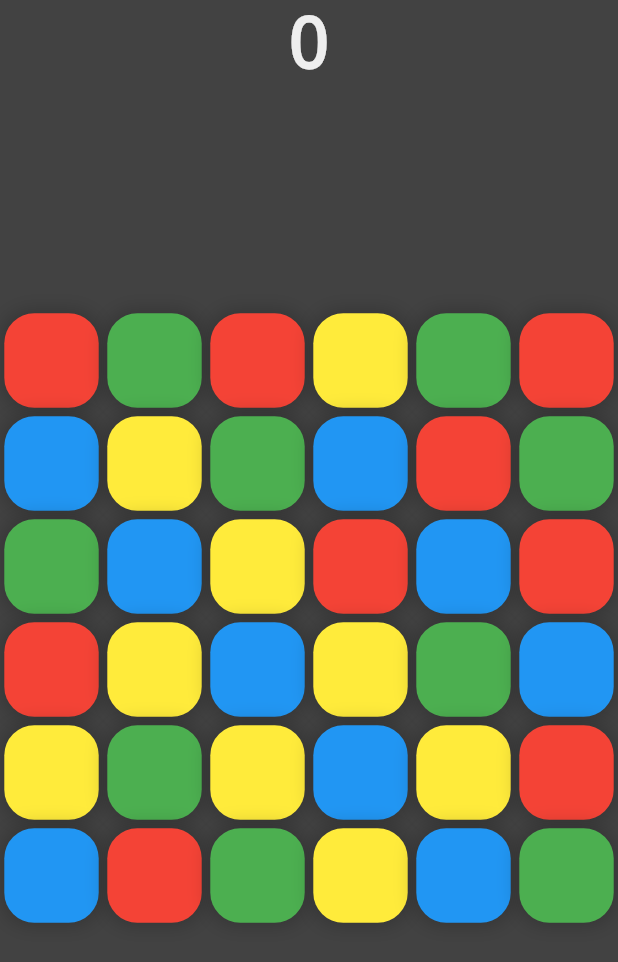
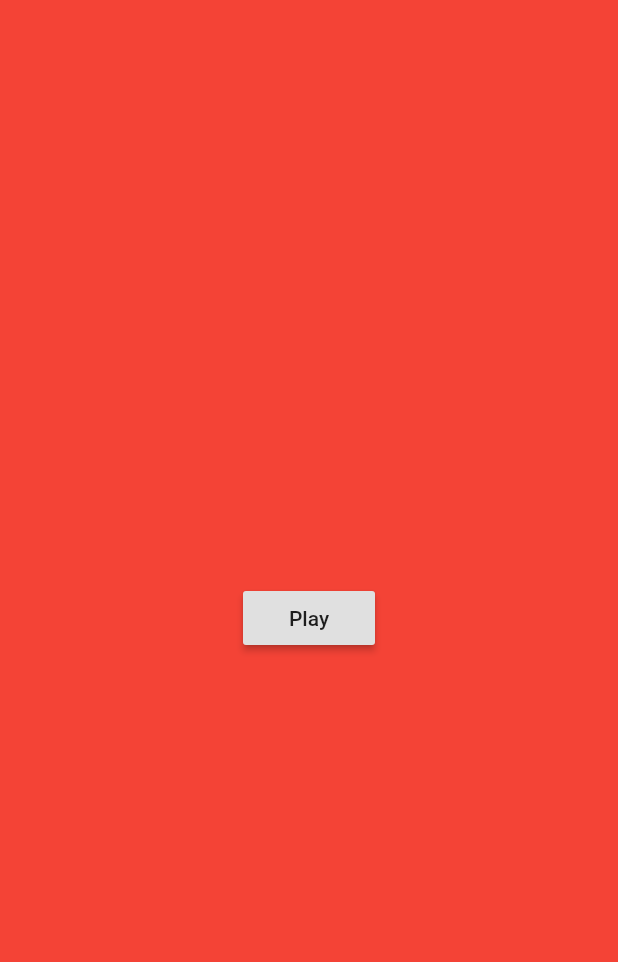
Before and after one commit to AlabasterAxe/color_game, a Flutter app: the screen it shows after launch, on a phone screen of 412 x 824 dp. Shown: the top 962 px of the screen. Run offline on Flutter 3.47's test engine with Material 2 defaults, Android fonts, the phone set to English and light mode, and no system bars.

```diff
--- a/lib/game.dart
+++ b/lib/game/game-board.dart
@@ -1,14 +1,14 @@
 import 'dart:async';
 import 'dart:math';
 
-import 'package:color_game/game-box-widget.dart';
 import 'package:flutter/material.dart';
 import 'package:flutter/widgets.dart';
 
-import 'constants.dart';
+import '../constants.dart';
+import '../model.dart';
+import '../view-transform.dart';
+import 'game-box-widget.dart';
 import 'generate-game-boxes.dart';
-import 'model.dart';
-import 'view-transform.dart';
 
 enum GameEventType {
   RUN,
@@ -27,16 +27,16 @@ class GameEvent {
   dynamic metadata;
 }
 
-class GameWidget extends StatefulWidget {
+class GameBoardWidget extends StatefulWidget {
   final ColorGameConfig config;
   final Function(GameEvent) onGameEvent;
-  GameWidget({Key key, this.config, this.onGameEvent}) : super(key: key);
+  GameBoardWidget({Key key, this.config, this.onGameEvent}) : super(key: key);
 
   @override
-  _GameWidgetState createState() => _GameWidgetState();
+  _GameBoardWidgetState createState() => _GameBoardWidgetState();
 }
 
-class _GameWidgetState extends State<GameWidget> {
+class _GameBoardWidgetState extends State<GameBoardWidget> {
   Offset tapStartLoc;
   Offset tapUpdateLoc;
   GameBox tappedBox;
--- a/lib/game-box-widget.dart
+++ b/lib/game/game-box-widget.dart
@@ -3,7 +3,7 @@ import 'package:color_game/view-transform.dart';
 import 'package:flutter/material.dart';
 import 'package:flutter/widgets.dart';
 
-import 'constants.dart';
+import '../constants.dart';
 
 class GameBoxWidget extends StatefulWidget {
   final GameBox box;
--- a/lib/generate-game-boxes.dart
+++ b/lib/game/generate-game-boxes.dart
@@ -3,7 +3,7 @@ import 'dart:ui';
 
 import 'package:flutter/material.dart';
 
-import 'model.dart';
+import '../model.dart';
 
 List<GameBox> generateGameBoxes({List<Color> colors}) {
   Random r = Random();
--- /dev/null
+++ b/lib/home-view.dart
@@ -0,0 +1,22 @@
+import 'package:flutter/material.dart';
+import 'package:flutter/widgets.dart';
+
+import 'model.dart';
+
+class HomeView extends StatelessWidget {
+  const HomeView({Key key}) : super(key: key);
+
+  @override
+  Widget build(BuildContext context) {
+    return Container(
+        color: Colors.red,
+        child: Center(
+          child: RaisedButton(
+              child: Text("Play"),
+              onPressed: () {
+                Navigator.pushNamed(context, "/game",
+                    arguments: ColorGameConfig()..gridSize = Size(6, 6));
+              }),
+        ));
+  }
+}
--- a/lib/main.dart
+++ b/lib/main.dart
@@ -2,9 +2,8 @@ import 'dart:math';
 
 import 'package:flutter/material.dart';
 
-import 'game.dart';
-import 'hud.dart';
 import 'model.dart';
+import 'routes.dart';
 
 const RELATIVE_GAP_SIZE = 1 / 12;
 const GRID_SIZE = 6;
@@ -17,74 +16,9 @@ class MyApp extends StatelessWidget {
   @override
   Widget build(BuildContext context) {
     return MaterialApp(
-      home: GamePage(),
+      onGenerateRoute: (RouteSettings settings) =>
+          getRouteIdByName(settings.name).generateRoute(settings),
+      initialRoute: "/",
     );
   }
 }
-
-class GamePage extends StatefulWidget {
-  final ColorGameConfig config = ColorGameConfig()..gridSize = Size(6, 6);
-  GamePage({Key key}) : super(key: key);
-
-  @override
-  _GamePageState createState() => _GamePageState();
-}
-
-class _GamePageState extends State<GamePage> {
-  int score = 0;
-  bool gameOver = false;
-  Tween<int> scoreTween;
-  Key gameKey = UniqueKey();
-
-  void _handleNewRun(RunEventMetadata metadata) {
-    setState(() {
-      score += pow(metadata.runLength, metadata.multiples) *
-          metadata.runStreakLength;
-    });
-  }
-
-  @override
-  Widget build(BuildContext context) {
-    List<Widget> stackChildren = [
-      AspectRatio(
-        aspectRatio: 1,
-        child: GameWidget(
-            key: gameKey,
-            config: widget.config,
-            onGameEvent: (GameEvent e) {
-              switch (e.type) {
-                case GameEventType.RUN:
-                  _handleNewRun(e.metadata);
-                  break;
-                case GameEventType.NO_MOVES:
-                  // TODO: Handle this case.
-                  setState(() {
-                    gameOver = true;
-                  });
-                  break;
-              }
-            }),
-      ),
-      Positioned.fill(child: Hud(score: score)),
-    ];
-
-    if (gameOver) {
-      stackChildren.add(Center(
-          child: RaisedButton(
-              child: Text("New Game"),
-              onPressed: () {
-                setState(() {
-                  gameOver = false;
-                  gameKey = UniqueKey();
-                  score = 0;
-                });
-              })));
-    }
-    return Container(
-      color: Colors.grey[800],
-      child: SafeArea(
-        child: Stack(alignment: Alignment.center, children: stackChildren),
-      ),
-    );
-  }
-}
```
Also changed, not shown: lib/game/game-view.dart (added, +75 -0 lines), lib/routes.dart (added, +46 -0 lines), lib/game/animated-score.dart (renamed from lib/animated-score.dart), lib/game/grid.dart (renamed from lib/grid.dart), lib/game/hud.dart (renamed from lib/hud.dart).
